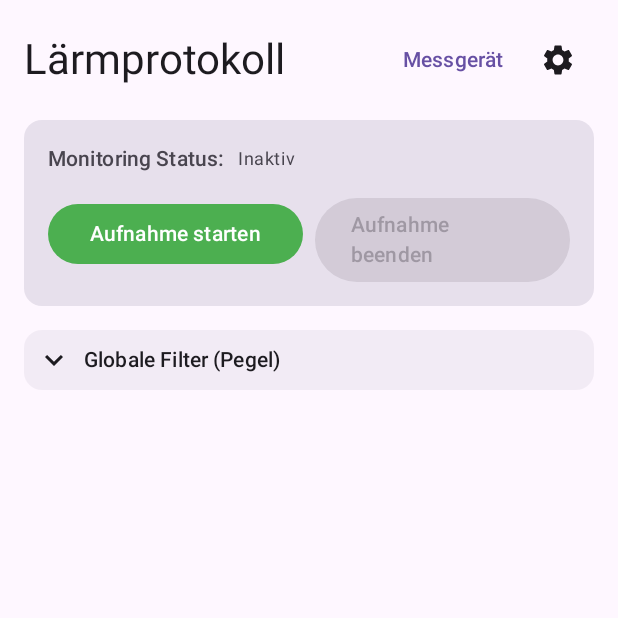
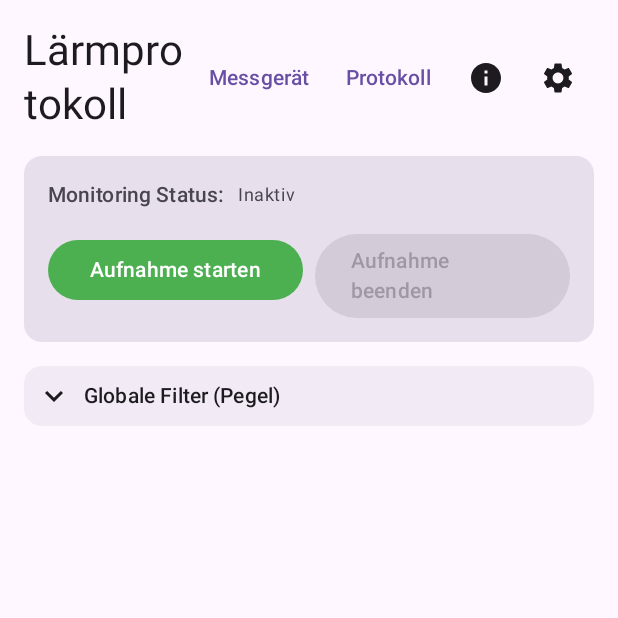
Before and after one commit to arthurschaab-bit/Noiseprotocol_Android, an Android app built with Jetpack Compose: the NoiseProtocolApp screen opened through its navigation route, on a phone screen of 412 x 824 dp, the top half of it. Run offline under Robolectric (Android 15) with nearby library versions, the phone set to English and light mode, and no system bars; libraries missing offline, so code that uses them is left out: com.google.mediapipe.tasks; pictures from the network do not load; 3 statements that could not run were skipped.

```diff
--- a/app/src/main/java/com/example/lrmprotokoll/ui/MainActivity.kt
+++ b/app/src/main/java/com/example/lrmprotokoll/ui/MainActivity.kt
@@ -35,6 +35,7 @@ import androidx.compose.ui.unit.dp
 import androidx.core.content.ContextCompat
 import androidx.navigation.NavController
 import androidx.navigation.NavGraphBuilder
+import androidx.navigation.NavType
 import androidx.navigation.compose.NavHost
 import androidx.navigation.compose.composable
 import androidx.navigation.compose.rememberNavController
@@ -70,7 +71,9 @@ class MainActivity : ComponentActivity() {
                             NoiseProtocolApp(
                                 onNavigateToPlayer = { filePath -> navController.navigate("player?path=$filePath") },
                                 onNavigateToSettings = { navController.navigate("settings") },
-                                onNavigateToMeter = { navController.navigate("meter") }
+                                onNavigateToMeter = { navController.navigate("meter") },
+                                onNavigateToProtokoll = { navController.navigate("protokoll") },
+                                onNavigateToDiagnose = { navController.navigate("diagnose") },
                             )
                         }
                         composable(
@@ -86,6 +89,22 @@ class MainActivity : ComponentActivity() {
                         composable("meter") {
                             MeterScreen(onBack = { navController.popBackStack() })
                         }
+                        composable("protokoll") {
+                            ProtokollScreen(
+                                onBack = { navController.popBackStack() },
+                                onOpenSession = { sessionId -> navController.navigate("protokoll/$sessionId") },
+                            )
+                        }
+                        composable(
+                            "protokoll/{sessionId}",
+                            arguments = listOf(navArgument("sessionId") { type = NavType.LongType })
+                        ) { backStackEntry ->
+                            val sessionId = backStackEntry.arguments?.getLong("sessionId") ?: 0L
+                            ProtokollDetailScreen(sessionId = sessionId, onBack = { navController.popBackStack() })
+                        }
+                        composable("diagnose") {
+                            DiagnoseScreen(onBack = { navController.popBackStack() })
+                        }
                     }
                 }
             }
@@ -98,7 +117,9 @@ class MainActivity : ComponentActivity() {
 fun NoiseProtocolApp(
     onNavigateToPlayer: (String) -> Unit,
     onNavigateToSettings: () -> Unit,
-    onNavigateToMeter: () -> Unit
+    onNavigateToMeter: () -> Unit,
+    onNavigateToProtokoll: () -> Unit,
+    onNavigateToDiagnose: () -> Unit,
 ) {
     val context = LocalContext.current
     val container = remember { (context.applicationContext as LaermprotokollApp).container }
@@ -166,6 +187,12 @@ fun NoiseProtocolApp(
             }
             TextButton(onClick = onNavigateToMeter) {
                 Text("Messgerät")
+            }
+            TextButton(onClick = onNavigateToProtokoll) {
+                Text("Protokoll")
+            }
+            IconButton(onClick = onNavigateToDiagnose) {
+                Icon(Icons.Default.Info, contentDescription = "Diagnose")
             }
             IconButton(onClick = onNavigateToSettings) {
                 Icon(Icons.Default.Settings, contentDescription = "Einstellungen")
```
